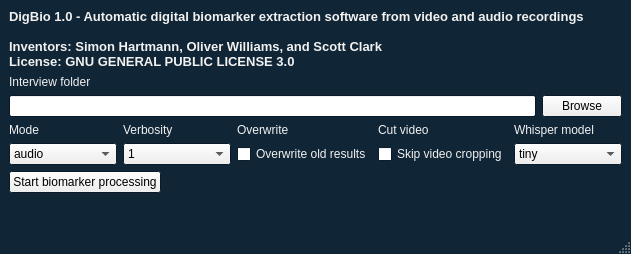
Above: DigBio.ui from sihartmann/DigitalBiomarkersPsychosis before the change. Below: the same form after it.
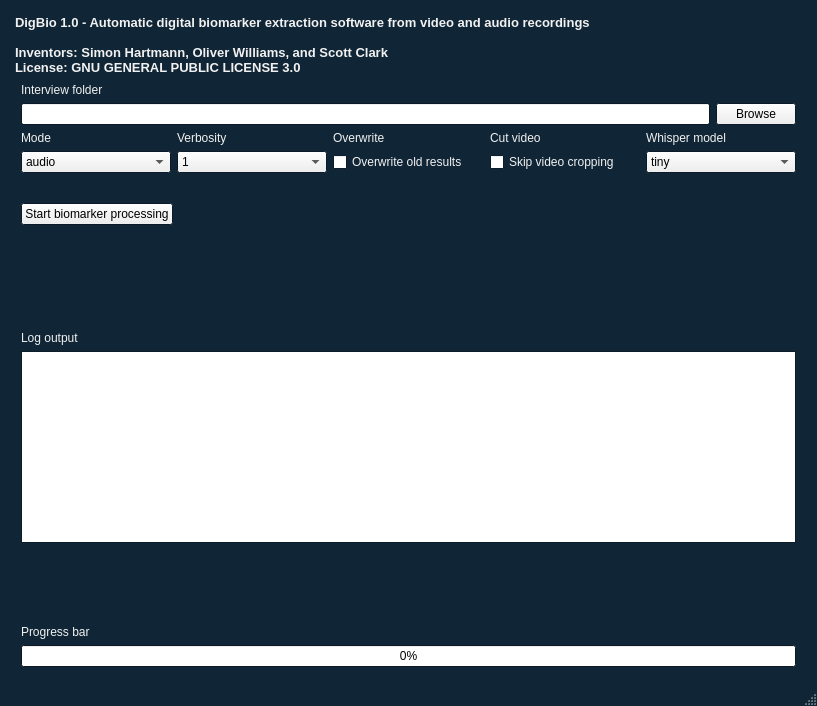
That is the form after the change.

Commit message: Added logger signal to GUI text field, GUI freezes during mutliprocessing

The edit to the form file:
```diff
--- a/DigBio.ui
+++ b/DigBio.ui
@@ -6,16 +6,10 @@
    <rect>
     <x>0</x>
     <y>0</y>
-    <width>631</width>
-    <height>254</height>
+    <width>817</width>
+    <height>706</height>
    </rect>
   </property>
-  <property name="sizePolicy">
-   <sizepolicy hsizetype="Fixed" vsizetype="Fixed">
-    <horstretch>0</horstretch>
-    <verstretch>0</verstretch>
-   </sizepolicy>
-  </property>
   <property name="palette">
    <palette>
     <active>
@@ -306,9 +300,21 @@
    <property name="enabled">
     <bool>true</bool>
    </property>
-   <layout class="QVBoxLayout" name="verticalLayout_2">
+   <layout class="QHBoxLayout" name="horizontalLayout_2">
     <item>
-     <layout class="QVBoxLayout" name="verticalLayout">
+     <layout class="QVBoxLayout" name="verticalLayout_4">
+      <property name="leftMargin">
+       <number>6</number>
+      </property>
+      <property name="topMargin">
+       <number>6</number>
+      </property>
+      <property name="rightMargin">
+       <number>6</number>
+      </property>
+      <property name="bottomMargin">
+       <number>6</number>
+      </property>
       <item>
        <widget class="QLabel" name="label_13">
         <property name="sizePolicy">
@@ -336,6 +342,20 @@
        </widget>
       </item>
       <item>
+       <layout class="QVBoxLayout" name="verticalLayout_3">
+        <property name="leftMargin">
+         <number>6</number>
+        </property>
+        <property name="topMargin">
+         <number>2</number>
+        </property>
+        <property name="rightMargin">
+         <number>6</number>
+        </property>
+        <property name="bottomMargin">
+         <number>2</number>
+        </property>
+        <item>
        <widget class="QLabel" name="label">
         <property name="text">
          <string>Interview folder</string>
@@ -520,6 +540,41 @@
         </item>
        </layout>
       </item>
+        <item>
+         <widget class="QLabel" name="label_10">
+          <property name="sizePolicy">
+           <sizepolicy hsizetype="Expanding" vsizetype="Expanding">
+            <horstretch>0</horstretch>
+            <verstretch>0</verstretch>
+           </sizepolicy>
+          </property>
+          <property name="text">
+           <string/>
+          </property>
+         </widget>
+        </item>
+        <item>
+         <layout class="QVBoxLayout" name="verticalLayout">
+          <item>
+           <widget class="QLabel" name="label_7">
+            <property name="text">
+             <string>Log output</string>
+            </property>
+           </widget>
+          </item>
+          <item>
+           <widget class="QTextEdit" name="textEdit">
+            <property name="sizePolicy">
+             <sizepolicy hsizetype="Preferred" vsizetype="Preferred">
+              <horstretch>0</horstretch>
+              <verstretch>0</verstretch>
+             </sizepolicy>
+            </property>
+            <property name="readOnly">
+             <bool>true</bool>
+            </property>
+           </widget>
+          </item>
      </layout>
     </item>
     <item>
@@ -534,6 +589,28 @@
        <string/>
       </property>
      </widget>
+        </item>
+        <item>
+         <layout class="QVBoxLayout" name="verticalLayout_2">
+          <item>
+           <widget class="QLabel" name="label_9">
+            <property name="text">
+             <string>Progress bar</string>
+            </property>
+           </widget>
+          </item>
+          <item>
+           <widget class="QProgressBar" name="progressBar">
+            <property name="value">
+             <number>0</number>
+            </property>
+           </widget>
+          </item>
+         </layout>
+        </item>
+       </layout>
+      </item>
+     </layout>
     </item>
    </layout>
   </widget>
```
Lines whose indentation alone changed are shown as unchanged. The commit also changes 2 other files.
